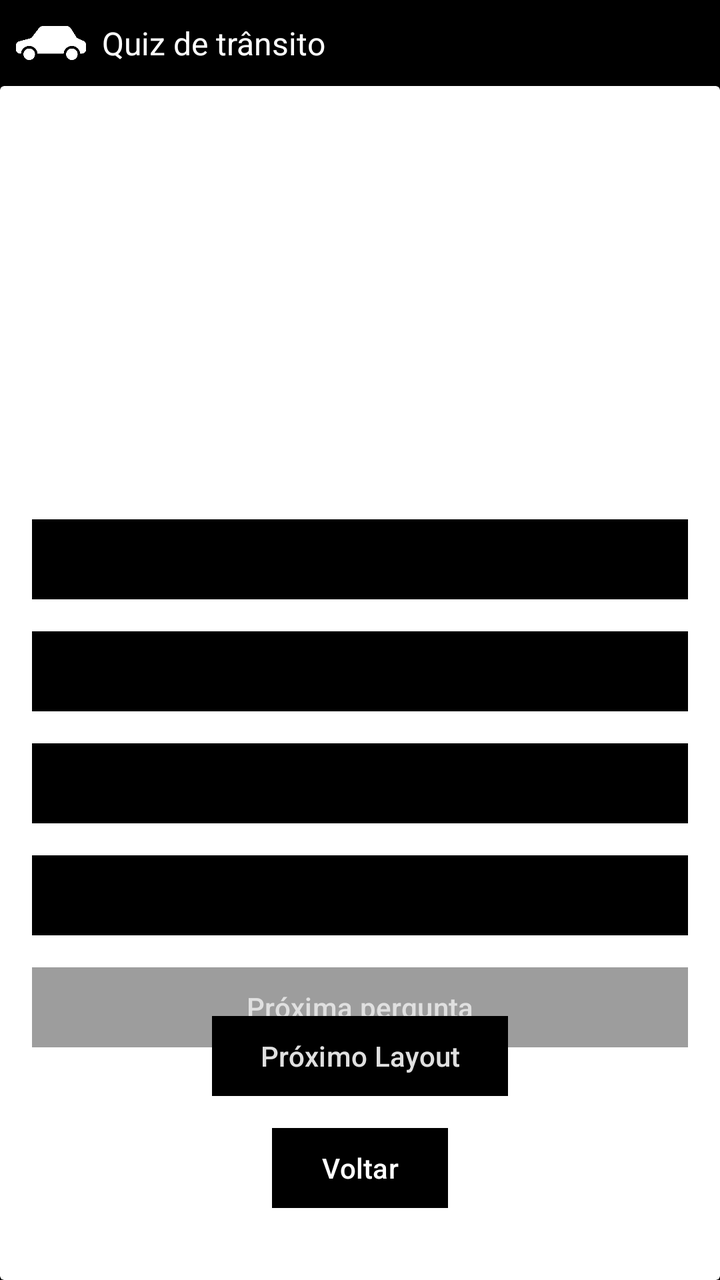
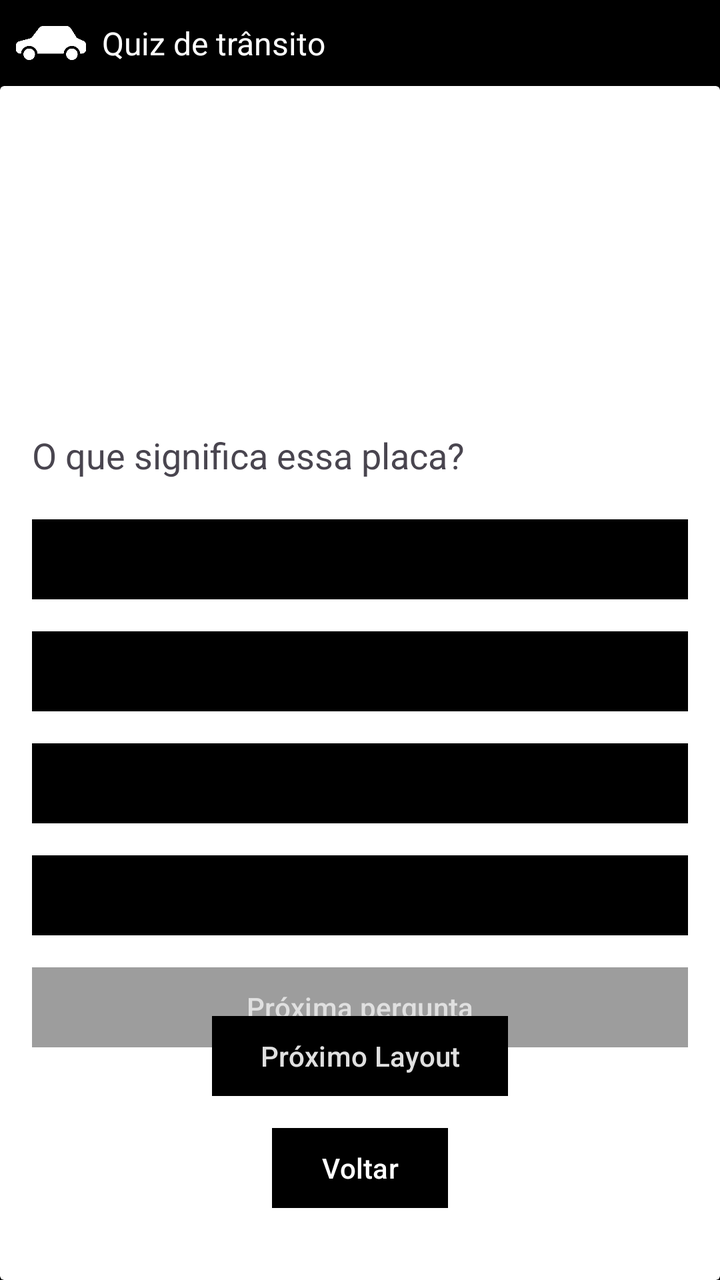

The first picture is an Android layout as it rendered before a commit; the second is the same layout after the commit. The layout source and the unified diff follow.
<!-- AndroidManifest.xml: application theme Theme.Layouttelas -->
<!-- res/layout/activity_quiz_de_transito.xml -->
<?xml version="1.0" encoding="utf-8"?>
<androidx.constraintlayout.widget.ConstraintLayout xmlns:android="http://schemas.android.com/apk/res/android"
    xmlns:app="http://schemas.android.com/apk/res-auto"
    xmlns:tools="http://schemas.android.com/tools"
    android:id="@+id/main"
    android:layout_width="match_parent"
    android:layout_height="match_parent"
    android:background="@color/black"
    tools:context=".QuizDeTransito">

    <androidx.constraintlayout.widget.ConstraintLayout
        android:id="@+id/ConstraintLayoutQuizTransito"
        android:layout_width="match_parent"
        android:layout_height="match_parent">

        <androidx.constraintlayout.widget.ConstraintLayout
            android:id="@+id/ConstraintLayoutHeader"
            android:layout_width="match_parent"
            android:layout_height="wrap_content"
            app:layout_constraintEnd_toEndOf="parent"
            app:layout_constraintHorizontal_bias="0.0"
            app:layout_constraintStart_toStartOf="parent"
            app:layout_constraintTop_toTopOf="parent">

            <ImageView
                android:id="@+id/imgHeaderIcon"
                android:layout_width="35dp"
                android:layout_height="35dp"
                android:layout_marginStart="8dp"
                android:layout_marginTop="4dp"
                android:layout_marginBottom="4dp"
                android:contentDescription="@string/header_piggybank_description"
                app:layout_constraintBottom_toBottomOf="parent"
                app:layout_constraintStart_toStartOf="parent"
                app:layout_constraintTop_toTopOf="parent"
                app:srcCompat="@drawable/carro_icon" />

            <TextView
                android:id="@+id/txtHeader"
                android:layout_width="wrap_content"
                android:layout_height="wrap_content"
                android:layout_marginStart="8dp"
                android:text="@string/header_title_quiz_transito"
                android:textColor="@color/white"
                android:textSize="16sp"
                app:layout_constraintBottom_toBottomOf="parent"
                app:layout_constraintStart_toEndOf="@+id/imgHeaderIcon"
                app:layout_constraintTop_toTopOf="parent" />
        </androidx.constraintlayout.widget.ConstraintLayout>

        <androidx.cardview.widget.CardView
            android:id="@+id/crdBackground"
            android:layout_width="0dp"
            android:layout_height="0dp"
            app:layout_constraintBottom_toBottomOf="parent"
            app:layout_constraintEnd_toEndOf="parent"
            app:layout_constraintStart_toStartOf="parent"
            app:layout_constraintTop_toBottomOf="@+id/ConstraintLayoutHeader" >

            <androidx.constraintlayout.widget.ConstraintLayout
                android:id="@+id/ConstraintLayoutBackground"
                android:layout_width="match_parent"
                android:layout_height="match_parent">

                <TextView
                    android:id="@+id/txtCurrentQuestion"
                    android:layout_width="wrap_content"
                    android:layout_height="wrap_content"
                    android:layout_marginStart="16dp"
                    android:layout_marginTop="16dp"
                    android:textSize="18sp"
                    app:layout_constraintStart_toStartOf="parent"
                    app:layout_constraintTop_toTopOf="parent" />

                <ImageView
                    android:id="@+id/imgPlacaTransito"
                    android:layout_width="100dp"
                    android:layout_height="100dp"
                    android:layout_marginStart="16dp"
                    android:layout_marginTop="16dp"
                    android:layout_marginEnd="16dp"
                    android:contentDescription="@string/description_placa"
                    app:layout_constraintEnd_toEndOf="parent"
                    app:layout_constraintStart_toStartOf="parent"
                    app:layout_constraintTop_toBottomOf="@+id/txtCurrentQuestion" />

                <TextView
                    android:id="@+id/txtQuestion"
                    android:layout_width="wrap_content"
                    android:layout_height="wrap_content"
                    android:layout_marginStart="16dp"
                    android:layout_marginTop="16dp"
                    android:textSize="18sp"
                    app:layout_constraintStart_toStartOf="parent"
                    app:layout_constraintTop_toBottomOf="@+id/imgPlacaTransito" />

                <Button
                    android:id="@+id/btnOption1"
                    android:layout_width="0dp"
                    android:layout_height="wrap_content"
                    android:layout_marginStart="16dp"
                    android:layout_marginTop="16dp"
                    android:layout_marginEnd="16dp"
                    android:backgroundTint="@color/btn_background_tint"
                    android:textColor="@color/btn_text_color"
                    app:cornerRadius="0dp"
                    app:layout_constraintEnd_toEndOf="parent"
                    app:layout_constraintHorizontal_bias="0.498"
                    app:layout_constraintStart_toStartOf="parent"
                    app:layout_constraintTop_toBottomOf="@+id/txtQuestion"
                    tools:ignore="SpeakableTextPresentCheck" />

                <Button
                    android:id="@+id/btnOption2"
                    android:layout_width="0dp"
                    android:layout_height="wrap_content"
                    android:layout_marginStart="16dp"
                    android:layout_marginTop="8dp"
                    android:layout_marginEnd="16dp"
                    android:backgroundTint="@color/btn_background_tint"
                    android:textColor="@color/btn_text_color"
                    app:cornerRadius="0dp"
                    app:layout_constraintEnd_toEndOf="parent"
                    app:layout_constraintStart_toStartOf="parent"
                    app:layout_constraintTop_toBottomOf="@+id/btnOption1"
                    tools:ignore="SpeakableTextPresentCheck" />

                <Button
                    android:id="@+id/btnOption3"
                    android:layout_width="0dp"
                    android:layout_height="wrap_content"
                    android:layout_marginStart="16dp"
                    android:layout_marginTop="8dp"
                    android:layout_marginEnd="16dp"
                    android:backgroundTint="@color/btn_background_tint"
                    android:textColor="@color/btn_text_color"
                    app:cornerRadius="0dp"
                    app:layout_constraintEnd_toEndOf="parent"
                    app:layout_constraintStart_toStartOf="parent"
                    app:layout_constraintTop_toBottomOf="@+id/btnOption2"
                    tools:ignore="SpeakableTextPresentCheck" />

                <Button
                    android:id="@+id/btnOption4"
                    android:layout_width="0dp"
                    android:layout_height="wrap_content"
                    android:layout_marginStart="16dp"
                    android:layout_marginTop="8dp"
                    android:layout_marginEnd="16dp"
                    android:backgroundTint="@color/btn_background_tint"
                    android:textColor="@color/btn_text_color"
                    app:cornerRadius="0dp"
                    app:layout_constraintEnd_toEndOf="parent"
                    app:layout_constraintStart_toStartOf="parent"
                    app:layout_constraintTop_toBottomOf="@+id/btnOption3"
                    tools:ignore="SpeakableTextPresentCheck" />

                <Button
                    android:id="@+id/btnProximaPergunta"
                    android:layout_width="0dp"
                    android:layout_height="wrap_content"
                    android:layout_marginStart="16dp"
                    android:layout_marginTop="8dp"
                    android:layout_marginEnd="16dp"
                    android:backgroundTint="@color/btn_background_tint"
                    android:enabled="false"
                    android:text="@string/proxima_pergunta"
                    android:textColor="@color/btn_text_color"
                    app:cornerRadius="0dp"
                    app:layout_constraintEnd_toEndOf="parent"
                    app:layout_constraintStart_toStartOf="parent"
                    app:layout_constraintTop_toBottomOf="@+id/btnOption4" />

                <Button
                    android:id="@+id/btnProximoLayout"
                    android:layout_width="wrap_content"
                    android:layout_height="wrap_content"
                    android:layout_marginBottom="8dp"
                    android:backgroundTint="@color/btn_background_tint"
                    android:text="@string/btn_proximo_layout"
                    android:textColor="@color/text_disabled"
                    app:cornerRadius="0dp"
                    app:layout_constraintBottom_toTopOf="@+id/btnVoltar"
                    app:layout_constraintEnd_toEndOf="parent"
                    app:layout_constraintStart_toStartOf="parent" />

                <Button
                    android:id="@+id/btnVoltar"
                    android:layout_width="wrap_content"
                    android:layout_height="wrap_content"
                    android:layout_marginBottom="32dp"
                    android:backgroundTint="@color/btn_background_tint"
                    android:onClick="setBtnVoltar"
                    android:text="@string/btn_voltar"
                    android:textColor="@color/btn_text_color"
                    app:cornerRadius="0dp"
                    app:layout_constraintBottom_toBottomOf="parent"
                    app:layout_constraintEnd_toEndOf="parent"
                    app:layout_constraintStart_toStartOf="parent" />
            </androidx.constraintlayout.widget.ConstraintLayout>
        </androidx.cardview.widget.CardView>
    </androidx.constraintlayout.widget.ConstraintLayout>
</androidx.constraintlayout.widget.ConstraintLayout>
<!-- resources referenced by this layout -->
<resources>
  <color name="black">#FF000000</color>
  <color name="text_disabled">#E0E0E0</color>
  <color name="white">#FFFFFFFF</color>
  <!-- drawable carro_icon: png bitmap (drawable, 22021 bytes) -->
  <string name="btn_proximo_layout">Próximo Layout</string>
  <string name="btn_voltar">Voltar</string>
  <string name="description_placa">Placa de transito atual</string>
  <string name="header_piggybank_description">Cofrinho minimalista branco com um cifrão no meio</string>
  <string name="header_title_quiz_transito">Quiz de trânsito</string>
  <string name="proxima_pergunta">Próxima pergunta</string>
  <style name="Theme.Layouttelas" parent="Base.Theme.Layouttelas" />
  <style name="Base.Theme.Layouttelas" parent="Theme.Material3.DayNight.NoActionBar">
          
          
      </style>
</resources>

<!-- the commit's change to res/layout/activity_quiz_de_transito.xml (unified diff, before → after) -->
@@ -90,6 +90,7 @@
                     android:layout_height="wrap_content"
                     android:layout_marginStart="16dp"
                     android:layout_marginTop="16dp"
+                    android:text="@string/pergunta"
                     android:textSize="18sp"
                     app:layout_constraintStart_toStartOf="parent"
                     app:layout_constraintTop_toBottomOf="@+id/imgPlacaTransito" />
<!-- resource entries referenced after the edit -->
@@ -9,6 +9,7 @@
   <string name="description_placa">Placa de transito atual</string>
   <string name="header_piggybank_description">Cofrinho minimalista branco com um cifrão no meio</string>
   <string name="header_title_quiz_transito">Quiz de trânsito</string>
+  <string name="pergunta">O que significa essa placa?</string>
   <string name="proxima_pergunta">Próxima pergunta</string>
   <style name="Theme.Layouttelas" parent="Base.Theme.Layouttelas" />
   <style name="Base.Theme.Layouttelas" parent="Theme.Material3.DayNight.NoActionBar">
